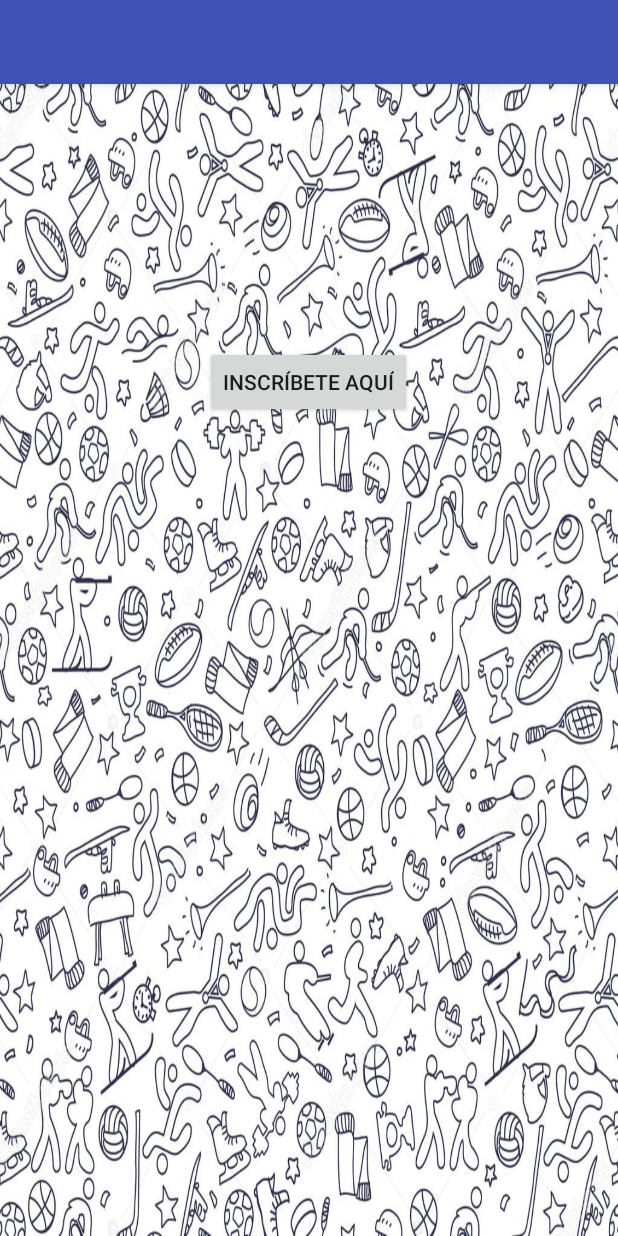
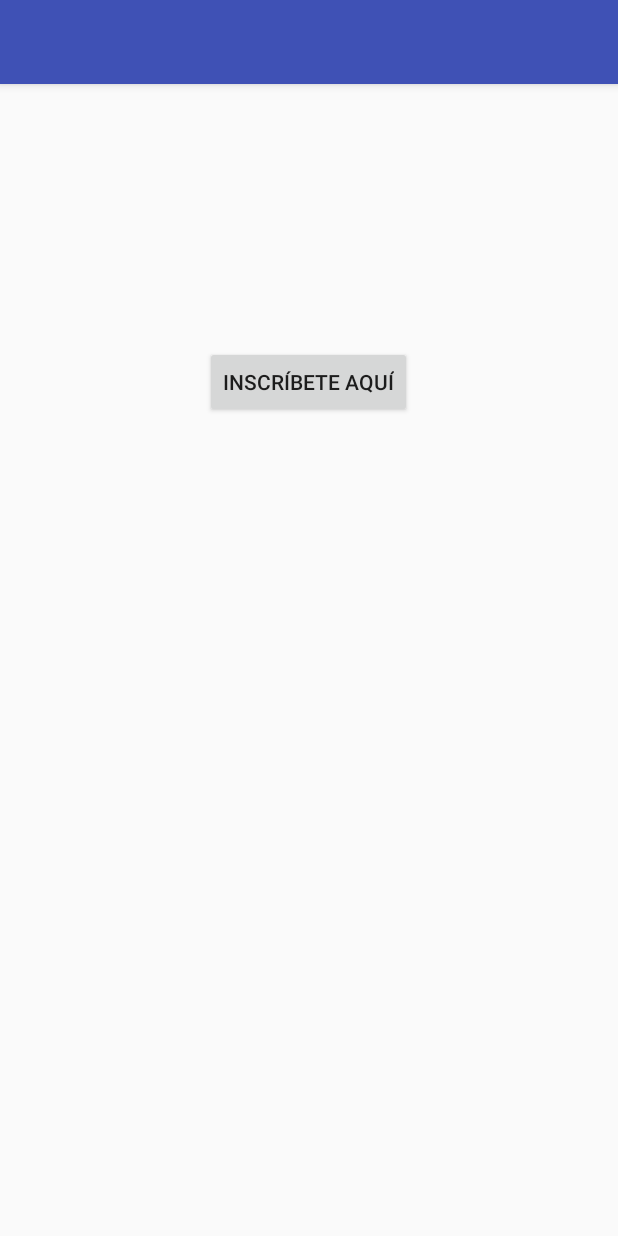
Before and after one commit to christianledgard/ProyectoUTEC-DBP, an Android app: the MessageActivity screen opened directly, with no data from a screen before it, on a phone screen of 412 x 824 dp. Run offline under Robolectric (Android 15) with nearby library versions, the phone set to English and light mode, and no system bars; our stand-ins replace Volley; network calls fail; 9 statements that could not run were skipped.

Commit message:
ligeros cambios

```diff
--- a/mobile/app/src/main/res/layout/activity_login.xml
+++ b/mobile/app/src/main/res/layout/activity_login.xml
@@ -9,13 +9,12 @@
 
 
     <LinearLayout
-        android:background="@drawable/fondo"
         android:layout_width="match_parent"
         android:layout_height="match_parent"
         android:id="@+id/loginLayout"
         android:gravity="center"
         android:orientation="vertical">
-
+        <!--android:background="@drawable/fondo"-->
         <LinearLayout
             android:layout_width="match_parent"
             android:layout_height="wrap_content"
@@ -44,7 +43,7 @@
                 android:id="@+id/lblEmail"
                 android:layout_width="wrap_content"
                 android:layout_height="wrap_content"
-                android:text="Email"/>
+                android:text="        Email"/>
 
             <EditText
                 android:id="@+id/txtEmail"
--- a/mobile/app/src/main/res/layout/activity_message.xml
+++ b/mobile/app/src/main/res/layout/activity_message.xml
@@ -10,9 +10,8 @@
         android:layout_width="match_parent"
         android:layout_height="match_parent"
         android:orientation="vertical"
-        android:padding="20dp"
-        android:background="@drawable/fondo"
-        >
+        android:padding="20dp">
+        <!--android:background="@drawable/fondo"-->
 
         <LinearLayout
             android:layout_width="match_parent"
```
Also changed, not shown: 2 other files.
